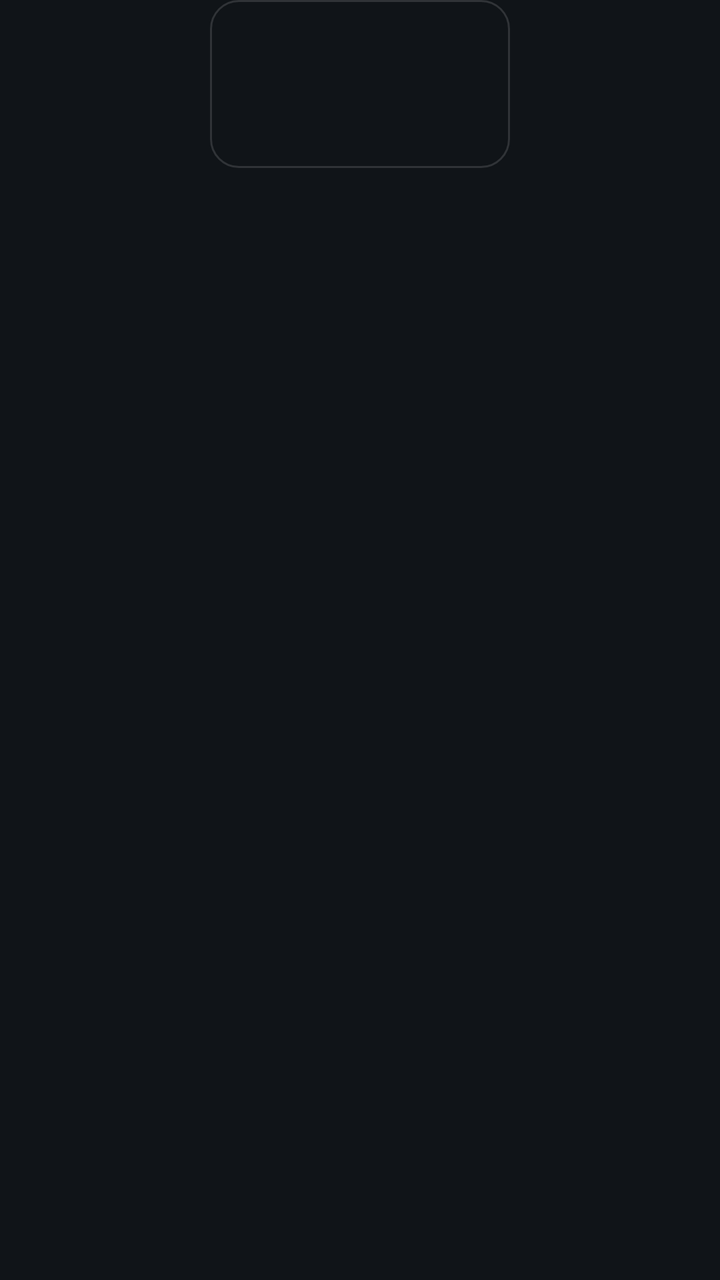
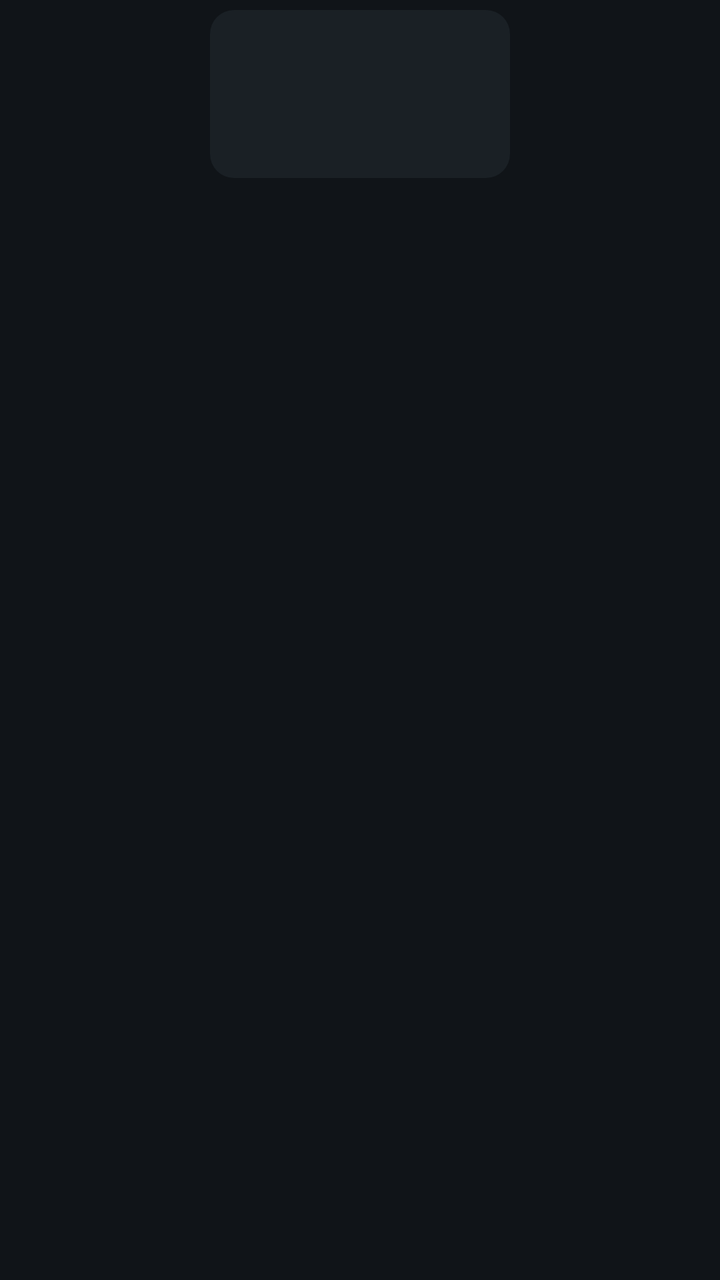

Screens rendered from an Android XML layout before and after an edit, with the pre-edit source and the edit as a unified diff.
<!-- AndroidManifest.xml: application theme LauncherTheme -->
<!-- res/layout/item_app.xml -->
<?xml version="1.0" encoding="utf-8"?>
<LinearLayout xmlns:android="http://schemas.android.com/apk/res/android"
    android:layout_width="wrap_content"
    android:layout_height="wrap_content"
    android:orientation="vertical"
    android:gravity="center_horizontal"
    android:focusable="true"
    android:clickable="true"
    android:longClickable="true"
    android:clipChildren="false"
    android:paddingLeft="8dp"
    android:paddingRight="8dp">

    
    <FrameLayout
        android:id="@+id/frame"
        android:layout_width="150dp"
        android:layout_height="84dp"
        android:foreground="@drawable/tile_selector"
        android:duplicateParentState="true">

        <ImageView
            android:id="@+id/banner"
            android:layout_width="match_parent"
            android:layout_height="match_parent"
            android:scaleType="centerCrop"
            android:visibility="gone" />

        <ImageView
            android:id="@+id/icon"
            android:layout_width="48dp"
            android:layout_height="48dp"
            android:layout_gravity="center"
            android:scaleType="fitCenter" />
    </FrameLayout>

    
    <TextView
        android:id="@+id/label"
        android:layout_width="172dp"
        android:layout_height="wrap_content"
        android:layout_marginTop="12dp"
        android:gravity="center"
        android:singleLine="true"
        android:ellipsize="end"
        android:alpha="0"
        android:textColor="#FFFFFFFF"
        android:textSize="16sp"
        android:shadowColor="#CC000000"
        android:shadowRadius="4" />
</LinearLayout>
<!-- resources referenced by this layout -->
<resources>
  <!-- drawable tile_selector (drawable) -->
  <?xml version="1.0" encoding="utf-8"?>
  <selector xmlns:android="http://schemas.android.com/apk/res/android">
      <item android:state_focused="true">
          <shape android:shape="rectangle">
              <solid android:color="#00000000" />
              <stroke android:width="3dp" android:color="#FFFFFFFF" />
              <corners android:radius="14dp" />
          </shape>
      </item>
      <item>
          <shape android:shape="rectangle">
              <solid android:color="#00000000" />
              <stroke android:width="1dp" android:color="#22FFFFFF" />
              <corners android:radius="14dp" />
          </shape>
      </item>
  </selector>
  <style name="LauncherTheme" parent="@android:style/Theme.Material.NoActionBar">
          <item name="android:windowBackground">@color/bg</item>
          <item name="android:windowShowWallpaper">false</item>
          <item name="android:windowNoTitle">true</item>
          <item name="android:windowFullscreen">true</item>
          <item name="android:windowAnimationStyle">@null</item>
          <item name="android:colorAccent">@color/accent</item>
      </style>
  <color name="bg">#FF101418</color>
  <color name="accent">#FF4FC3F7</color>
</resources>

<!-- the commit's change to res/layout/item_app.xml (unified diff, before → after) -->
@@ -8,44 +8,50 @@
     android:clickable="true"
     android:longClickable="true"
     android:clipChildren="false"
-    android:paddingLeft="8dp"
-    android:paddingRight="8dp">
+    android:paddingLeft="4dp"
+    android:paddingRight="4dp">
 
     
     <FrameLayout
-        android:id="@+id/frame"
-        android:layout_width="150dp"
-        android:layout_height="84dp"
-        android:foreground="@drawable/tile_selector"
+        android:id="@+id/ring"
+        android:layout_width="wrap_content"
+        android:layout_height="wrap_content"
+        android:padding="5dp"
+        android:background="@drawable/tile_selector"
         android:duplicateParentState="true">
 
-        <ImageView
-            android:id="@+id/banner"
-            android:layout_width="match_parent"
-            android:layout_height="match_parent"
-            android:scaleType="centerCrop"
-            android:visibility="gone" />
+        <FrameLayout
+            android:id="@+id/frame"
+            android:layout_width="150dp"
+            android:layout_height="84dp"
+            android:background="@drawable/tile_bg">
 
-        <ImageView
-            android:id="@+id/icon"
-            android:layout_width="48dp"
-            android:layout_height="48dp"
-            android:layout_gravity="center"
-            android:scaleType="fitCenter" />
+            <ImageView
+                android:id="@+id/banner"
+                android:layout_width="match_parent"
+                android:layout_height="match_parent"
+                android:scaleType="fitCenter"
+                android:visibility="gone" />
+
+            <ImageView
+                android:id="@+id/icon"
+                android:layout_width="52dp"
+                android:layout_height="52dp"
+                android:layout_gravity="center"
+                android:scaleType="fitCenter" />
+        </FrameLayout>
     </FrameLayout>
 
-    
     <TextView
         android:id="@+id/label"
-        android:layout_width="172dp"
+        android:layout_width="160dp"
         android:layout_height="wrap_content"
-        android:layout_marginTop="12dp"
+        android:layout_marginTop="4dp"
         android:gravity="center"
         android:singleLine="true"
         android:ellipsize="end"
-        android:alpha="0"
         android:textColor="#FFFFFFFF"
-        android:textSize="16sp"
+        android:textSize="15sp"
         android:shadowColor="#CC000000"
         android:shadowRadius="4" />
 </LinearLayout>
<!-- resource entries referenced after the edit -->
@@ -1,20 +1,24 @@
 <!-- resources referenced by this layout -->
 <resources>
+  <!-- drawable tile_bg (drawable) -->
+  <?xml version="1.0" encoding="utf-8"?>
+  <shape xmlns:android="http://schemas.android.com/apk/res/android" android:shape="rectangle">
+      <solid android:color="#B31E252C" />
+      <corners android:radius="12dp" />
+  </shape>
   <!-- drawable tile_selector (drawable) -->
   <?xml version="1.0" encoding="utf-8"?>
   <selector xmlns:android="http://schemas.android.com/apk/res/android">
       <item android:state_focused="true">
           <shape android:shape="rectangle">
               <solid android:color="#00000000" />
-              <stroke android:width="3dp" android:color="#FFFFFFFF" />
-              <corners android:radius="14dp" />
+              <stroke android:width="3dp" android:color="@color/accent" />
+              <corners android:radius="16dp" />
           </shape>
       </item>
       <item>
           <shape android:shape="rectangle">
               <solid android:color="#00000000" />
-              <stroke android:width="1dp" android:color="#22FFFFFF" />
-              <corners android:radius="14dp" />
           </shape>
       </item>
   </selector>
